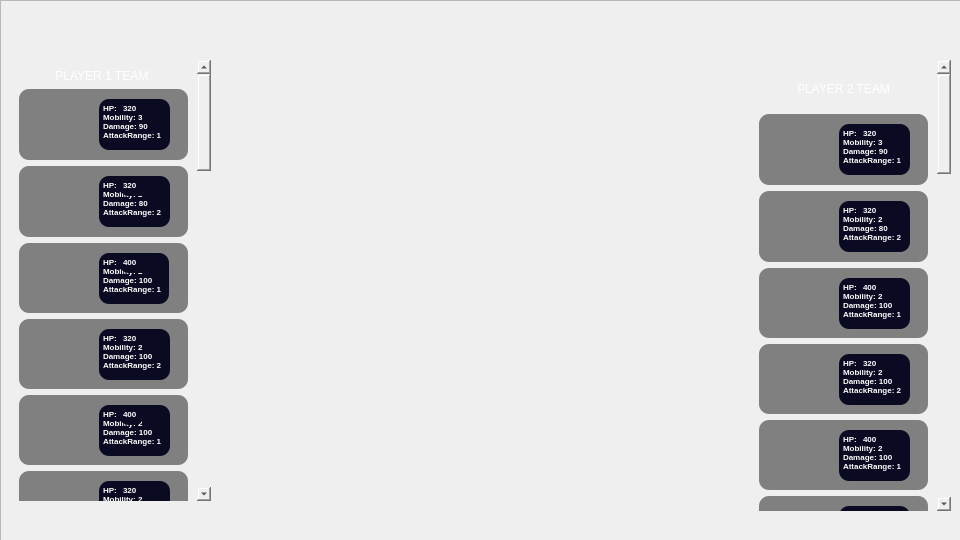
The window that tacticalMonsters/playinggamewindow.ui (kimiya28/tacticalMonsters) describes before a commit, drawn with Qt 5.
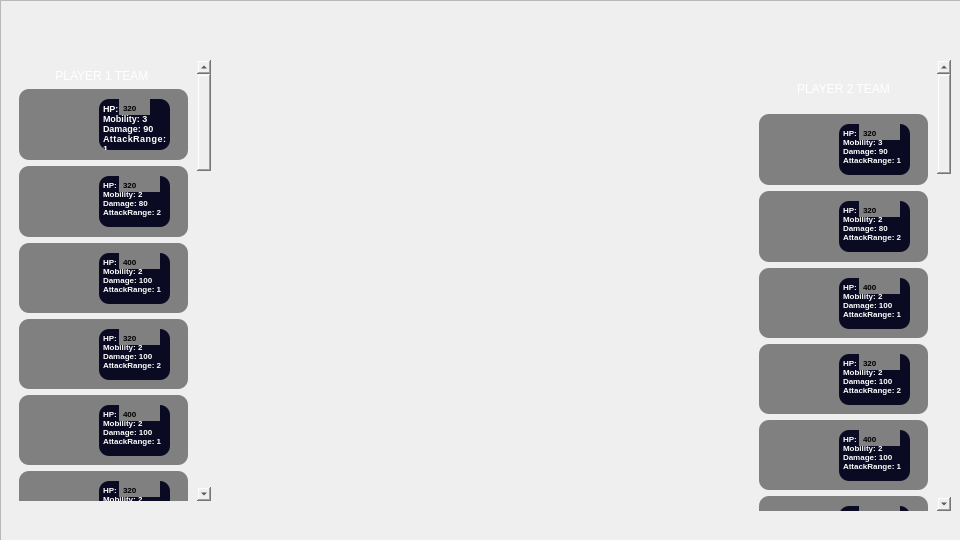
The same window after the commit. Icons and pictures are not drawn.

Commit message: Attack Method

Patch:
```diff
--- a/tacticalMonsters/playinggamewindow.ui
+++ b/tacticalMonsters/playinggamewindow.ui
@@ -94,9 +94,9 @@
       <property name="geometry">
        <rect>
         <x>0</x>
-        <y>-373</y>
-        <width>184</width>
-        <height>1902</height>
+        <y>-1495</y>
+        <width>295</width>
+        <height>1936</height>
        </rect>
       </property>
       <layout class="QVBoxLayout" name="verticalLayout">
@@ -159,7 +159,7 @@
 li.unchecked::marker { content: &quot;\2610&quot;; }
 li.checked::marker { content: &quot;\2612&quot;; }
 &lt;/style&gt;&lt;/head&gt;&lt;body style=&quot; font-family:'Segoe UI'; font-size:9pt; font-weight:400; font-style:normal;&quot;&gt;
-&lt;p align=&quot;justify&quot; style=&quot; margin-top:12px; margin-bottom:12px; margin-left:0px; margin-right:0px; -qt-block-indent:0; text-indent:0px;&quot;&gt;&lt;span style=&quot; font-size:6pt; font-weight:700;&quot;&gt;HP: &lt;br /&gt;Mobility: 3&lt;br /&gt;Damage: 90&lt;br /&gt;AttackRange: 1&lt;/span&gt;&lt;/p&gt;&lt;/body&gt;&lt;/html&gt;</string>
+&lt;p align=&quot;justify&quot; style=&quot; margin-top:12px; margin-bottom:12px; margin-left:0px; margin-right:0px; -qt-block-indent:0; text-indent:0px;&quot;&gt;&lt;span style=&quot; font-size:7pt; font-weight:700;&quot;&gt;HP: &lt;br /&gt;Mobility: 3&lt;br /&gt;Damage: 90&lt;br /&gt;AttackRange: 1&lt;/span&gt;&lt;/p&gt;&lt;/body&gt;&lt;/html&gt;</string>
           </property>
          </widget>
          <widget class="QPushButton" name="pl1_ag1_btn">
@@ -187,18 +187,19 @@
            <rect>
             <x>100</x>
             <y>10</y>
-            <width>25</width>
-            <height>15</height>
+            <width>31</width>
+            <height>16</height>
            </rect>
           </property>
           <property name="styleSheet">
-           <string notr="true">color:white;
-background-color : #0a0a22;
-border:none;</string>
+           <string notr="true">color=white</string>
           </property>
           <property name="verticalScrollBarPolicy">
            <enum>Qt::ScrollBarPolicy::ScrollBarAlwaysOff</enum>
           </property>
+          <property name="horizontalScrollBarPolicy">
+           <enum>Qt::ScrollBarPolicy::ScrollBarAlwaysOff</enum>
+          </property>
           <property name="html">
            <string>&lt;!DOCTYPE HTML PUBLIC &quot;-//W3C//DTD HTML 4.0//EN&quot; &quot;http://www.w3.org/TR/REC-html40/strict.dtd&quot;&gt;
 &lt;html&gt;&lt;head&gt;&lt;meta name=&quot;qrichtext&quot; content=&quot;1&quot; /&gt;&lt;meta charset=&quot;utf-8&quot; /&gt;&lt;style type=&quot;text/css&quot;&gt;
@@ -281,14 +282,12 @@
            <rect>
             <x>100</x>
             <y>10</y>
-            <width>30</width>
-            <height>20</height>
+            <width>41</width>
+            <height>16</height>
            </rect>
           </property>
           <property name="styleSheet">
-           <string notr="true">color:white;
-background-color : #0a0a22;
-border:none;</string>
+           <string notr="true">color=white</string>
           </property>
           <property name="verticalScrollBarPolicy">
            <enum>Qt::ScrollBarPolicy::ScrollBarAlwaysOff</enum>
@@ -325,7 +324,7 @@
            <rect>
             <x>80</x>
             <y>10</y>
-            <width>70</width>
+            <width>71</width>
             <height>51</height>
            </rect>
           </property>
@@ -338,6 +337,9 @@
           <property name="verticalScrollBarPolicy">
            <enum>Qt::ScrollBarPolicy::ScrollBarAlwaysOff</enum>
           </property>
+          <property name="horizontalScrollBarPolicy">
+           <enum>Qt::ScrollBarPolicy::ScrollBarAlwaysOff</enum>
+          </property>
           <property name="html">
            <string>&lt;!DOCTYPE HTML PUBLIC &quot;-//W3C//DTD HTML 4.0//EN&quot; &quot;http://www.w3.org/TR/REC-html40/strict.dtd&quot;&gt;
 &lt;html&gt;&lt;head&gt;&lt;meta name=&quot;qrichtext&quot; content=&quot;1&quot; /&gt;&lt;meta charset=&quot;utf-8&quot; /&gt;&lt;style type=&quot;text/css&quot;&gt;
@@ -374,14 +376,12 @@
            <rect>
             <x>100</x>
             <y>10</y>
-            <width>30</width>
-            <height>20</height>
+            <width>41</width>
+            <height>16</height>
            </rect>
           </property>
           <property name="styleSheet">
-           <string notr="true">color:white;
-background-color : #0a0a22;
-border:none;</string>
+           <string notr="true">color=white</string>
           </property>
           <property name="verticalScrollBarPolicy">
            <enum>Qt::ScrollBarPolicy::ScrollBarAlwaysOff</enum>
@@ -470,14 +470,12 @@
            <rect>
             <x>100</x>
             <y>10</y>
-            <width>25</width>
-            <height>15</height>
+            <width>41</width>
+            <height>16</height>
            </rect>
           </property>
           <property name="styleSheet">
-           <string notr="true">color:white;
-background-color : #0a0a22;
-border:none;</string>
+           <string notr="true">color=white</string>
           </property>
           <property name="verticalScrollBarPolicy">
            <enum>Qt::ScrollBarPolicy::ScrollBarAlwaysOff</enum>
@@ -566,14 +564,12 @@
            <rect>
             <x>100</x>
             <y>10</y>
-            <width>25</width>
-            <height>20</height>
+            <width>41</width>
+            <height>16</height>
            </rect>
           </property>
           <property name="styleSheet">
-           <string notr="true">color:white;
-background-color : #0a0a22;
-border:none;</string>
+           <string notr="true">color=white</string>
           </property>
           <property name="verticalScrollBarPolicy">
            <enum>Qt::ScrollBarPolicy::ScrollBarAlwaysOff</enum>
@@ -662,14 +658,12 @@
            <rect>
             <x>100</x>
             <y>10</y>
-            <width>25</width>
-            <height>15</height>
+            <width>41</width>
+            <height>16</height>
            </rect>
           </property>
           <property name="styleSheet">
-           <string notr="true">color:white;
-background-color : #0a0a22;
-border:none;</string>
+           <string notr="true">color=white</string>
           </property>
           <property name="verticalScrollBarPolicy">
            <enum>Qt::ScrollBarPolicy::ScrollBarAlwaysOff</enum>
@@ -2443,8 +2437,8 @@
        <rect>
         <x>0</x>
         <y>0</y>
-        <width>184</width>
-        <height>1902</height>
+        <width>187</width>
+        <height>1930</height>
        </rect>
       </property>
       <layout class="QVBoxLayout" name="verticalLayout_2">
@@ -2542,14 +2536,12 @@
            <rect>
             <x>100</x>
             <y>10</y>
-            <width>25</width>
-            <height>15</height>
+            <width>41</width>
+            <height>16</height>
            </rect>
           </property>
           <property name="styleSheet">
-           <string notr="true">color:white;
-background-color : #0a0a22;
-border:none;</string>
+           <string notr="true">color=white</string>
           </property>
           <property name="verticalScrollBarPolicy">
            <enum>Qt::ScrollBarPolicy::ScrollBarAlwaysOff</enum>
@@ -2636,14 +2628,12 @@
            <rect>
             <x>100</x>
             <y>10</y>
-            <width>25</width>
-            <height>15</height>
+            <width>41</width>
+            <height>16</height>
            </rect>
           </property>
           <property name="styleSheet">
-           <string notr="true">color:white;
-background-color : #0a0a22;
-border:none;</string>
+           <string notr="true">color=white</string>
           </property>
           <property name="verticalScrollBarPolicy">
            <enum>Qt::ScrollBarPolicy::ScrollBarAlwaysOff</enum>
@@ -2729,14 +2719,12 @@
            <rect>
             <x>100</x>
             <y>10</y>
-            <width>25</width>
-            <height>15</height>
+            <width>41</width>
+            <height>16</height>
            </rect>
           </property>
           <property name="styleSheet">
-           <string notr="true">color:white;
-background-color : #0a0a22;
-border:none;</string>
+           <string notr="true">color=white</string>
           </property>
           <property name="verticalScrollBarPolicy">
            <enum>Qt::ScrollBarPolicy::ScrollBarAlwaysOff</enum>
@@ -2825,14 +2813,12 @@
            <rect>
             <x>100</x>
             <y>10</y>
-            <width>25</width>
-            <height>15</height>
+            <width>41</width>
+            <height>16</height>
            </rect>
           </property>
           <property name="styleSheet">
-           <string notr="true">color:white;
-background-color : #0a0a22;
-border:none;</string>
+           <string notr="true">color=white</string>
           </property>
           <property name="verticalScrollBarPolicy">
            <enum>Qt::ScrollBarPolicy::ScrollBarAlwaysOff</enum>
@@ -2921,14 +2907,12 @@
            <rect>
             <x>100</x>
             <y>10</y>
-            <width>25</width>
-            <height>15</height>
+            <width>41</width>
+            <height>16</height>
            </rect>
           </property>
           <property name="styleSheet">
-           <string notr="true">color:white;
-background-color : #0a0a22;
-border:none;</string>
+           <string notr="true">color=white</string>
           </property>
           <property name="verticalScrollBarPolicy">
            <enum>Qt::ScrollBarPolicy::ScrollBarAlwaysOff</enum>
@@ -3017,14 +3001,12 @@
            <rect>
             <x>100</x>
             <y>10</y>
-            <width>25</width>
-            <height>15</height>
+            <width>41</width>
+            <height>16</height>
            </rect>
           </property>
           <property name="styleSheet">
-           <string notr="true">color:white;
-background-color : #0a0a22;
-border:none;</string>
+           <string notr="true">color=white</string>
           </property>
           <property name="verticalScrollBarPolicy">
            <enum>Qt::ScrollBarPolicy::ScrollBarAlwaysOff</enum>
```
Left out of the diff: 388 changed lines with no effect on the pictures. The commit also changes 4 other files.
